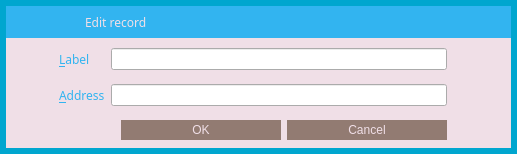
djtms/grumpycoin, file src/qt/forms/editaddressdialog.ui: the form before one commit.
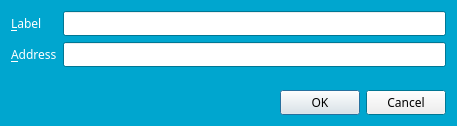
The form after the commit. Icons and pictures are not drawn.

Patch:
```diff
--- a/src/qt/forms/editaddressdialog.ui
+++ b/src/qt/forms/editaddressdialog.ui
@@ -6,458 +6,307 @@
    <rect>
     <x>0</x>
     <y>0</y>
-    <width>517</width>
-    <height>154</height>
+    <width>457</width>
+    <height>126</height>
    </rect>
   </property>
+  <property name="palette">
+   <palette>
+    <active>
+     <colorrole role="WindowText">
+      <brush brushstyle="SolidPattern">
+       <color alpha="255">
+        <red>255</red>
+        <green>255</green>
+        <blue>255</blue>
+       </color>
+      </brush>
+     </colorrole>
+     <colorrole role="Base">
+      <brush brushstyle="SolidPattern">
+       <color alpha="255">
+        <red>255</red>
+        <green>255</green>
+        <blue>255</blue>
+       </color>
+      </brush>
+     </colorrole>
+     <colorrole role="Window">
+      <brush brushstyle="SolidPattern">
+       <color alpha="255">
+        <red>0</red>
+        <green>166</green>
+        <blue>207</blue>
+       </color>
+      </brush>
+     </colorrole>
+    </active>
+    <inactive>
+     <colorrole role="WindowText">
+      <brush brushstyle="SolidPattern">
+       <color alpha="255">
+        <red>255</red>
+        <green>255</green>
+        <blue>255</blue>
+       </color>
+      </brush>
+     </colorrole>
+     <colorrole role="Base">
+      <brush brushstyle="SolidPattern">
+       <color alpha="255">
+        <red>255</red>
+        <green>255</green>
+        <blue>255</blue>
+       </color>
+      </brush>
+     </colorrole>
+     <colorrole role="Window">
+      <brush brushstyle="SolidPattern">
+       <color alpha="255">
+        <red>0</red>
+        <green>166</green>
+        <blue>207</blue>
+       </color>
+      </brush>
+     </colorrole>
+    </inactive>
+    <disabled>
+     <colorrole role="WindowText">
+      <brush brushstyle="SolidPattern">
+       <color alpha="255">
+        <red>127</red>
+        <green>127</green>
+        <blue>127</blue>
+       </color>
+      </brush>
+     </colorrole>
+     <colorrole role="Base">
+      <brush brushstyle="SolidPattern">
+       <color alpha="255">
+        <red>0</red>
+        <green>166</green>
+        <blue>207</blue>
+       </color>
+      </brush>
+     </colorrole>
+     <colorrole role="Window">
+      <brush brushstyle="SolidPattern">
+       <color alpha="255">
+        <red>0</red>
+        <green>166</green>
+        <blue>207</blue>
+       </color>
+      </brush>
+     </colorrole>
+    </disabled>
+   </palette>
+  </property>
+  <property name="font">
+   <font>
+    <family>Finger Paint</family>
+   </font>
+  </property>
   <property name="windowTitle">
    <string/>
   </property>
-  <property name="styleSheet">
-   <string notr="true">*{
-    font-family:&quot;Finger Paint&quot;;
- }
-QLabel {
-	color: #32b4f0;
-}
-
-QDialog {
-	background-color: rgb(0, 166, 207);
-}</string>
-  </property>
-  <layout class="QVBoxLayout" name="verticalLayout_2">
-   <property name="spacing">
-    <number>0</number>
-   </property>
-   <property name="leftMargin">
-    <number>6</number>
-   </property>
-   <property name="topMargin">
-    <number>6</number>
-   </property>
-   <property name="rightMargin">
-    <number>6</number>
-   </property>
-   <property name="bottomMargin">
-    <number>6</number>
-   </property>
+  <layout class="QVBoxLayout" name="verticalLayout">
    <item>
-    <widget class="QFrame" name="frame">
-     <property name="styleSheet">
-      <string notr="true">#frame {
-	background-color: #f0dfe7;
-    border-style:none;
-}</string>
+    <layout class="QFormLayout" name="formLayout">
+     <property name="fieldGrowthPolicy">
+      <enum>QFormLayout::AllNonFixedFieldsGrow</enum>
      </property>
-     <property name="frameShape">
-      <enum>QFrame::StyledPanel</enum>
+     <item row="0" column="0">
+      <widget class="QLabel" name="label">
+       <property name="palette">
+        <palette>
+         <active>
+          <colorrole role="WindowText">
+           <brush brushstyle="SolidPattern">
+            <color alpha="255">
+             <red>255</red>
+             <green>255</green>
+             <blue>255</blue>
+            </color>
+           </brush>
+          </colorrole>
+         </active>
+         <inactive>
+          <colorrole role="WindowText">
+           <brush brushstyle="SolidPattern">
+            <color alpha="255">
+             <red>255</red>
+             <green>255</green>
+             <blue>255</blue>
+            </color>
+           </brush>
+          </colorrole>
+         </inactive>
+         <disabled>
+          <colorrole role="WindowText">
+           <brush brushstyle="SolidPattern">
+            <color alpha="255">
+             <red>127</red>
+             <green>127</green>
+             <blue>127</blue>
+            </color>
+           </brush>
+          </colorrole>
+         </disabled>
+        </palette>
+       </property>
+       <property name="text">
+        <string>&amp;Label</string>
+       </property>
+       <property name="buddy">
+        <cstring>labelEdit</cstring>
+       </property>
+      </widget>
+     </item>
+     <item row="0" column="1">
+      <widget class="QLineEdit" name="labelEdit">
+       <property name="palette">
+        <palette>
+         <active>
+          <colorrole role="WindowText">
+           <brush brushstyle="SolidPattern">
+            <color alpha="255">
+             <red>0</red>
+             <green>0</green>
+             <blue>0</blue>
+            </color>
+           </brush>
+          </colorrole>
+         </active>
+         <inactive>
+          <colorrole role="WindowText">
+           <brush brushstyle="SolidPattern">
+            <color alpha="255">
+             <red>0</red>
+             <green>0</green>
+             <blue>0</blue>
+            </color>
+           </brush>
+          </colorrole>
+         </inactive>
+         <disabled>
+          <colorrole role="WindowText">
+           <brush brushstyle="SolidPattern">
+            <color alpha="255">
+             <red>127</red>
+             <green>127</green>
+             <blue>127</blue>
+            </color>
+           </brush>
+          </colorrole>
+         </disabled>
+        </palette>
+       </property>
+       <property name="toolTip">
+        <string>The label associated with this address book entry</string>
+       </property>
+      </widget>
+     </item>
+     <item row="1" column="0">
+      <widget class="QLabel" name="label_2">
+       <property name="palette">
+        <palette>
+         <active>
+          <colorrole role="WindowText">
+           <brush brushstyle="SolidPattern">
+            <color alpha="255">
+             <red>255</red>
+             <green>255</green>
+             <blue>255</blue>
+            </color>
+           </brush>
+          </colorrole>
+         </active>
+         <inactive>
+          <colorrole role="WindowText">
+           <brush brushstyle="SolidPattern">
+            <color alpha="255">
+             <red>255</red>
+             <green>255</green>
+             <blue>255</blue>
+            </color>
+           </brush>
+          </colorrole>
+         </inactive>
+         <disabled>
+          <colorrole role="WindowText">
+           <brush brushstyle="SolidPattern">
+            <color alpha="255">
+             <red>127</red>
+             <green>127</green>
+             <blue>127</blue>
+            </color>
+           </brush>
+          </colorrole>
+         </disabled>
+        </palette>
+       </property>
+       <property name="text">
+        <string>&amp;Address</string>
+       </property>
+       <property name="buddy">
+        <cstring>addressEdit</cstring>
+       </property>
+      </widget>
+     </item>
+     <item row="1" column="1">
+      <widget class="QLineEdit" name="addressEdit">
+       <property name="palette">
+        <palette>
+         <active>
+          <colorrole role="WindowText">
+           <brush brushstyle="SolidPattern">
+            <color alpha="255">
+             <red>0</red>
+             <green>0</green>
+             <blue>0</blue>
+            </color>
+           </brush>
+          </colorrole>
+         </active>
+         <inactive>
+          <colorrole role="WindowText">
+           <brush brushstyle="SolidPattern">
+            <color alpha="255">
+             <red>0</red>
+             <green>0</green>
+             <blue>0</blue>
+            </color>
+           </brush>
+          </colorrole>
+         </inactive>
+         <disabled>
+          <colorrole role="WindowText">
+           <brush brushstyle="SolidPattern">
+            <color alpha="255">
+             <red>127</red>
+             <green>127</green>
+             <blue>127</blue>
+            </color>
+           </brush>
+          </colorrole>
+         </disabled>
+        </palette>
+       </property>
+       <property name="toolTip">
+        <string>The address associated with this address book entry. This can only be modified for sending addresses.</string>
+       </property>
+      </widget>
+     </item>
+    </layout>
+   </item>
+   <item>
+    <widget class="QDialogButtonBox" name="buttonBox">
+     <property name="orientation">
+      <enum>Qt::Horizontal</enum>
      </property>
-     <property name="frameShadow">
-      <enum>QFrame::Raised</enum>
+     <property name="standardButtons">
+      <set>QDialogButtonBox::Cancel|QDialogButtonBox::Ok</set>
      </property>
-     <property name="lineWidth">
-      <number>1</number>
-     </property>
-     <layout class="QVBoxLayout" name="verticalLayout">
-      <property name="spacing">
-       <number>0</number>
-      </property>
-      <property name="leftMargin">
-       <number>0</number>
-      </property>
-      <property name="topMargin">
-       <number>0</number>
-      </property>
-      <property name="rightMargin">
-       <number>0</number>
-      </property>
-      <property name="bottomMargin">
-       <number>0</number>
-      </property>
-      <item>
-       <widget class="QWidget" name="wCaption" native="true">
-        <property name="minimumSize">
-         <size>
-          <width>0</width>
-          <height>32</height>
-         </size>
-        </property>
-        <property name="maximumSize">
-         <size>
-          <width>16777215</width>
-          <height>32</height>
-         </size>
-        </property>
-        <property name="styleSheet">
-         <string notr="true">#wCaption {
-	background-color:  rgb(50, 180, 240);
-}</string>
-        </property>
-        <property name="is_header" stdset="0">
-         <bool>true</bool>
-        </property>
-        <layout class="QHBoxLayout" name="horizontalLayout_19">
-         <property name="leftMargin">
-          <number>0</number>
-         </property>
-         <property name="topMargin">
-          <number>0</number>
-         </property>
-         <property name="rightMargin">
-          <number>0</number>
-         </property>
-         <property name="bottomMargin">
-          <number>0</number>
-         </property>
-         <item>
-          <spacer name="horizontalSpacer_26">
-           <property name="orientation">
-            <enum>Qt::Horizontal</enum>
-           </property>
-           <property name="sizeType">
-            <enum>QSizePolicy::Fixed</enum>
-           </property>
-           <property name="sizeHint" stdset="0">
-            <size>
-             <width>7</width>
-             <height>20</height>
-            </size>
-           </property>
-          </spacer>
-         </item>
-         <item>
-          <widget class="QLabel" name="picEdit">
-           <property name="sizePolicy">
-            <sizepolicy hsizetype="Preferred" vsizetype="Preferred">
-             <horstretch>0</horstretch>
-             <verstretch>0</verstretch>
-            </sizepolicy>
-           </property>
-           <property name="minimumSize">
-            <size>
-             <width>30</width>
-             <height>30</height>
-            </size>
-           </property>
-           <property name="maximumSize">
-            <size>
-             <width>30</width>
-             <height>30</height>
-            </size>
-           </property>
-           <property name="text">
-            <string/>
-           </property>
-           <property name="pixmap">
-            <pixmap resource="../res.qrc">:/res/edit_record_icon.png</pixmap>
-           </property>
-          </widget>
-         </item>
-         <item>
-          <widget class="QLabel" name="picAdd">
-           <property name="enabled">
-            <bool>true</bool>
-           </property>
-           <property name="sizePolicy">
-            <sizepolicy hsizetype="Preferred" vsizetype="Preferred">
-             <horstretch>0</horstretch>
-             <verstretch>0</verstretch>
-            </sizepolicy>
-           </property>
-           <property name="minimumSize">
-            <size>
-             <width>30</width>
-             <height>30</height>
-            </size>
-           </property>
-           <property name="maximumSize">
-            <size>
-             <width>30</width>
-             <height>30</height>
-            </size>
-           </property>
-           <property name="text">
-            <string/>
-           </property>
-           <property name="pixmap">
-            <pixmap resource="../res.qrc">:/res/add_record_icon.png</pixmap>
-           </property>
-          </widget>
-         </item>
-         <item>
-          <widget class="QLabel" name="lbTitle">
-           <property name="font">
-            <font>
-             <family>Finger Paint</family>
-            </font>
-           </property>
-           <property name="styleSheet">
-            <string notr="true">QLabel {
-	color: #f0dfe7;
-}</string>
-           </property>
-           <property name="text">
-            <string>Edit record</string>
-           </property>
-          </widget>
-         </item>
-         <item>
-          <widget class="QPushButton" name="bClose">
-           <property name="minimumSize">
-            <size>
-             <width>30</width>
-             <height>30</height>
-            </size>
-           </property>
-           <property name="maximumSize">
-            <size>
-             <width>30</width>
-             <height>30</height>
-            </size>
-           </property>
-           <property name="styleSheet">
-            <string notr="true">QPushButton {	
-	image: url(:/res/close_normal.png);
-	border: 0px solid gray;
-}
-QPushButton:pressed:flat {
-	image: url(:/res/close_normal.png);
-}
-
-QPushButton:hover {
-	image: url(:/res/close_hover.png);
-}</string>
-           </property>
-           <property name="text">
-            <string notr="true"/>
-           </property>
-           <property name="flat">
-            <bool>true</bool>
-           </property>
-          </widget>
-         </item>
-        </layout>
-       </widget>
-      </item>
-      <item>
-       <spacer name="verticalSpacer">
-        <property name="orientation">
-         <enum>Qt::Vertical</enum>
-        </property>
-        <property name="sizeType">
-         <enum>QSizePolicy::Fixed</enum>
-        </property>
-        <property name="sizeHint" stdset="0">
-         <size>
-          <width>20</width>
-          <height>5</height>
-         </size>
-        </property>
-       </spacer>
-      </item>
-      <item>
-       <layout class="QHBoxLayout" name="horizontalLayout_2" stretch="1,8,0">
-        <item>
-         <spacer name="horizontalSpacer">
-          <property name="orientation">
-           <enum>Qt::Horizontal</enum>
-          </property>
-          <property name="sizeHint" stdset="0">
-           <size>
-            <width>40</width>
-            <height>20</height>
-           </size>
-          </property>
-         </spacer>
-        </item>
-        <item>
-         <widget class="QWidget" name="wContent" native="true">
-          <layout class="QGridLayout" name="gridLayout">
-           <property name="leftMargin">
-            <number>0</number>
-           </property>
-           <property name="topMargin">
-            <number>0</number>
-           </property>
-           <property name="rightMargin">
-            <number>0</number>
-           </property>
-           <property name="bottomMargin">
-            <number>0</number>
-           </property>
-           <item row="0" column="0">
-            <widget class="QLabel" name="label">
-             <property name="font">
-              <font>
-               <family>Finger Paint</family>
-              </font>
-             </property>
-             <property name="text">
-              <string>&amp;Label</string>
-             </property>
-             <property name="margin">
-              <number>5</number>
-             </property>
-             <property name="buddy">
-              <cstring>labelEdit</cstring>
-             </property>
-            </widget>
-           </item>
-           <item row="1" column="1">
-            <widget class="QLineEdit" name="addressEdit">
-             <property name="minimumSize">
-              <size>
-               <width>0</width>
-               <height>20</height>
-              </size>
-             </property>
-             <property name="toolTip">
-              <string>The address associated with this address book entry. This can only be modified for sending addresses.</string>
-             </property>
-            </widget>
-           </item>
-           <item row="2" column="1">
-            <layout class="QHBoxLayout" name="horizontalLayout">
-             <item>
-              <spacer name="horizontalSpacer_3">
-               <property name="orientation">
-                <enum>Qt::Horizontal</enum>
-               </property>
-               <property name="sizeHint" stdset="0">
-                <size>
-                 <width>40</width>
-                 <height>20</height>
-                </size>
-               </property>
-              </spacer>
-             </item>
-             <item>
-              <widget class="QDialogButtonBox" name="buttonBox">
-               <property name="styleSheet">
-                <string notr="true">QPushButton {
-	background-color: #927b72;
-	color: #f0dfe7;
-	border: 0px solid gray;
-	max-height: 20px;
-	min-height: 20px;
-	max-width: 160px;
-	min-width: 160px;
-}
-
-QPushButton:hover {
-	background-color: #32b4f0;
-}
-
-QPushButton:pressed:flat {
-	background-color: #00a3de;
-}</string>
-               </property>
-               <property name="orientation">
-                <enum>Qt::Horizontal</enum>
-               </property>
-               <property name="standardButtons">
-                <set>QDialogButtonBox::Cancel|QDialogButtonBox::Ok</set>
-               </property>
-              </widget>
-             </item>
-            </layout>
-           </item>
-           <item row="0" column="1">
-            <widget class="QLineEdit" name="labelEdit">
-             <property name="minimumSize">
-              <size>
-               <width>0</width>
-               <height>20</height>
-              </size>
-             </property>
-             <property name="toolTip">
-              <string>The label associated with this address book entry</string>
-             </property>
-            </widget>
-           </item>
-           <item row="1" column="0">
-            <widget class="QLabel" name="label_2">
-             <property name="font">
-              <font>
-               <family>Finger Paint</family>
-              </font>
-             </property>
-             <property name="text">
-              <string>&amp;Address</string>
-             </property>
-             <property name="margin">
-              <number>5</number>
-             </property>
-             <property name="buddy">
-              <cstring>addressEdit</cstring>
-             </property>
-            </widget>
-           </item>
-           <item row="1" column="2">
-            <widget class="QPushButton" name="pasteButton">
-             <property name="minimumSize">
-              <size>
-               <width>28</width>
-               <height>28</height>
-              </size>
-             </property>
-             <property name="maximumSize">
-              <size>
-               <width>28</width>
-               <height>28</height>
-              </size>
-             </property>
-             <property name="toolTip">
-              <string>Paste from clipboard</string>
-             </property>
-             <property name="styleSheet">
-              <string notr="true">QPushButton {
-	border: 0px solid gray;
-	image: url(:/res/paste/normal.png);	
-}
-
-QPushButton:!enabled {
-	image: url(:/res/paste/disabled.png);
-}
-
-QPushButton:pressed:flat {
-	image: url(:/res/paste/pressed.png);
-}
-
-QPushButton:hover {
-	image: url(:/res/paste/hover.png);
-}</string>
-             </property>
-             <property name="text">
-              <string/>
-             </property>
-             <property name="shortcut">
-              <string>Alt+A</string>
-             </property>
-             <property name="flat">
-              <bool>true</bool>
-             </property>
-            </widget>
-           </item>
-          </layout>
-         </widget>
-        </item>
-        <item>
-         <spacer name="horizontalSpacer_2">
-          <property name="orientation">
-           <enum>Qt::Horizontal</enum>
-          </property>
-          <property name="sizeHint" stdset="0">
-           <size>
-            <width>30</width>
-            <height>20</height>
-           </size>
-          </property>
-         </spacer>
-        </item>
-       </layout>
-      </item>
-     </layout>
     </widget>
    </item>
   </layout>
```
Left out of the diff: 41 changed lines with no effect on the pictures.
